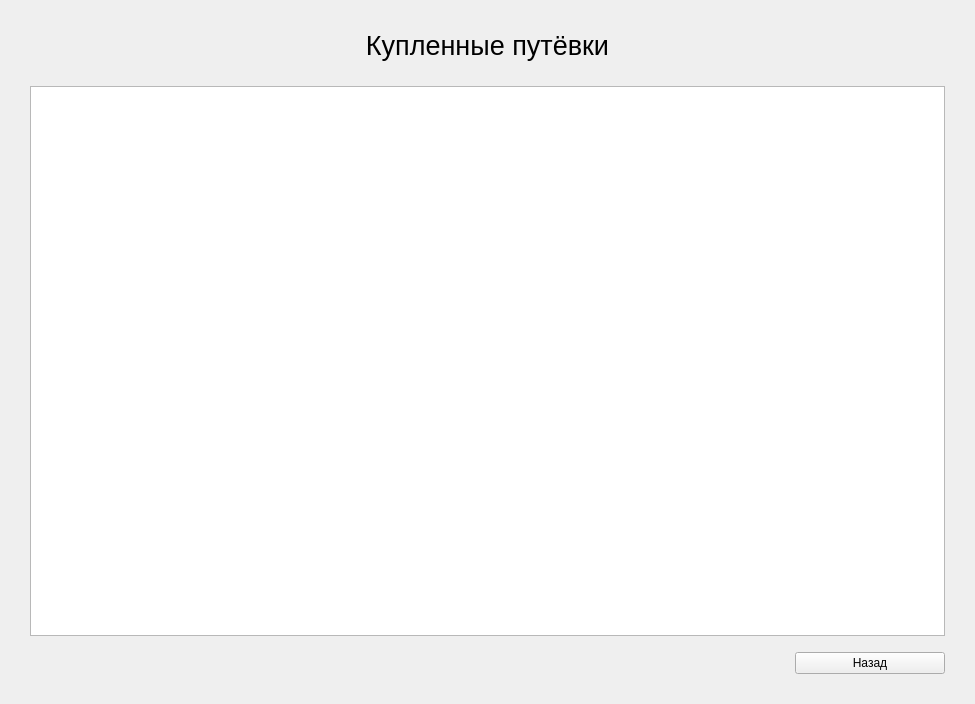
The window that gui/clientticketswindow.ui (rkv04/test) describes before a commit, drawn with Qt 5.
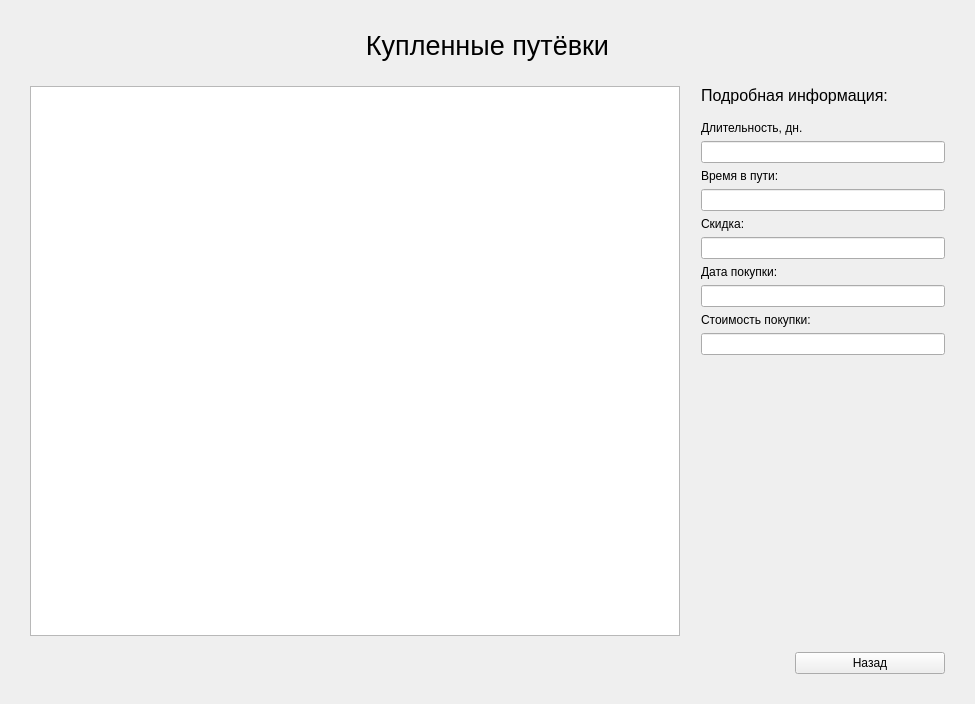
The same window after the commit.

Commit message: added validators & deal table model changed

```diff
--- a/gui/clientticketswindow.ui
+++ b/gui/clientticketswindow.ui
@@ -14,7 +14,7 @@
    <string>MainWindow</string>
   </property>
   <widget class="QWidget" name="centralwidget">
-   <layout class="QVBoxLayout" name="verticalLayout">
+   <layout class="QVBoxLayout" name="verticalLayout_3">
     <property name="leftMargin">
      <number>30</number>
     </property>
@@ -49,7 +49,149 @@
      </widget>
     </item>
     <item>
-     <widget class="QTableView" name="tableView"/>
+     <layout class="QHBoxLayout" name="horizontalLayout_2">
+      <item>
+       <widget class="QTableView" name="tableView">
+        <property name="minimumSize">
+         <size>
+          <width>650</width>
+          <height>0</height>
+         </size>
+        </property>
+       </widget>
+      </item>
+      <item>
+       <spacer name="horizontalSpacer_2">
+        <property name="orientation">
+         <enum>Qt::Horizontal</enum>
+        </property>
+        <property name="sizeType">
+         <enum>QSizePolicy::Fixed</enum>
+        </property>
+        <property name="sizeHint" stdset="0">
+         <size>
+          <width>15</width>
+          <height>20</height>
+         </size>
+        </property>
+       </spacer>
+      </item>
+      <item>
+       <layout class="QVBoxLayout" name="verticalLayout_2">
+        <item>
+         <widget class="QLabel" name="label_6">
+          <property name="font">
+           <font>
+            <pointsize>12</pointsize>
+           </font>
+          </property>
+          <property name="text">
+           <string>Подробная информация:</string>
+          </property>
+         </widget>
+        </item>
+        <item>
+         <spacer name="verticalSpacer_3">
+          <property name="orientation">
+           <enum>Qt::Vertical</enum>
+          </property>
+          <property name="sizeType">
+           <enum>QSizePolicy::Fixed</enum>
+          </property>
+          <property name="sizeHint" stdset="0">
+           <size>
+            <width>20</width>
+            <height>10</height>
+           </size>
+          </property>
+         </spacer>
+        </item>
+        <item>
+         <layout class="QVBoxLayout" name="verticalLayout">
+          <item>
+           <widget class="QLabel" name="label_2">
+            <property name="text">
+             <string>Длительность, дн.</string>
+            </property>
+           </widget>
+          </item>
+          <item>
+           <widget class="QLineEdit" name="durationEdit">
+            <property name="readOnly">
+             <bool>true</bool>
+            </property>
+           </widget>
+          </item>
+          <item>
+           <widget class="QLabel" name="label_3">
+            <property name="text">
+             <string>Время в пути:</string>
+            </property>
+           </widget>
+          </item>
+          <item>
+           <widget class="QLineEdit" name="travelTimeEdit">
+            <property name="readOnly">
+             <bool>true</bool>
+            </property>
+           </widget>
+          </item>
+          <item>
+           <widget class="QLabel" name="label_4">
+            <property name="text">
+             <string>Скидка:</string>
+            </property>
+           </widget>
+          </item>
+          <item>
+           <widget class="QLineEdit" name="discountEdit">
+            <property name="readOnly">
+             <bool>true</bool>
+            </property>
+           </widget>
+          </item>
+          <item>
+           <widget class="QLabel" name="label_5">
+            <property name="text">
+             <string>Дата покупки:</string>
+            </property>
+           </widget>
+          </item>
+          <item>
+           <widget class="QLineEdit" name="purchaseDate">
+            <property name="readOnly">
+             <bool>true</bool>
+            </property>
+           </widget>
+          </item>
+          <item>
+           <widget class="QLabel" name="label_7">
+            <property name="text">
+             <string>Стоимость покупки:</string>
+            </property>
+           </widget>
+          </item>
+          <item>
+           <widget class="QLineEdit" name="priceEdit"/>
+          </item>
+          <item>
+           <spacer name="verticalSpacer_2">
+            <property name="orientation">
+             <enum>Qt::Vertical</enum>
+            </property>
+            <property name="sizeHint" stdset="0">
+             <size>
+              <width>20</width>
+              <height>40</height>
+             </size>
+            </property>
+           </spacer>
+          </item>
+         </layout>
+        </item>
+       </layout>
+      </item>
+     </layout>
     </item>
     <item>
      <spacer name="verticalSpacer">
```
The commit also changes 24 other files.
